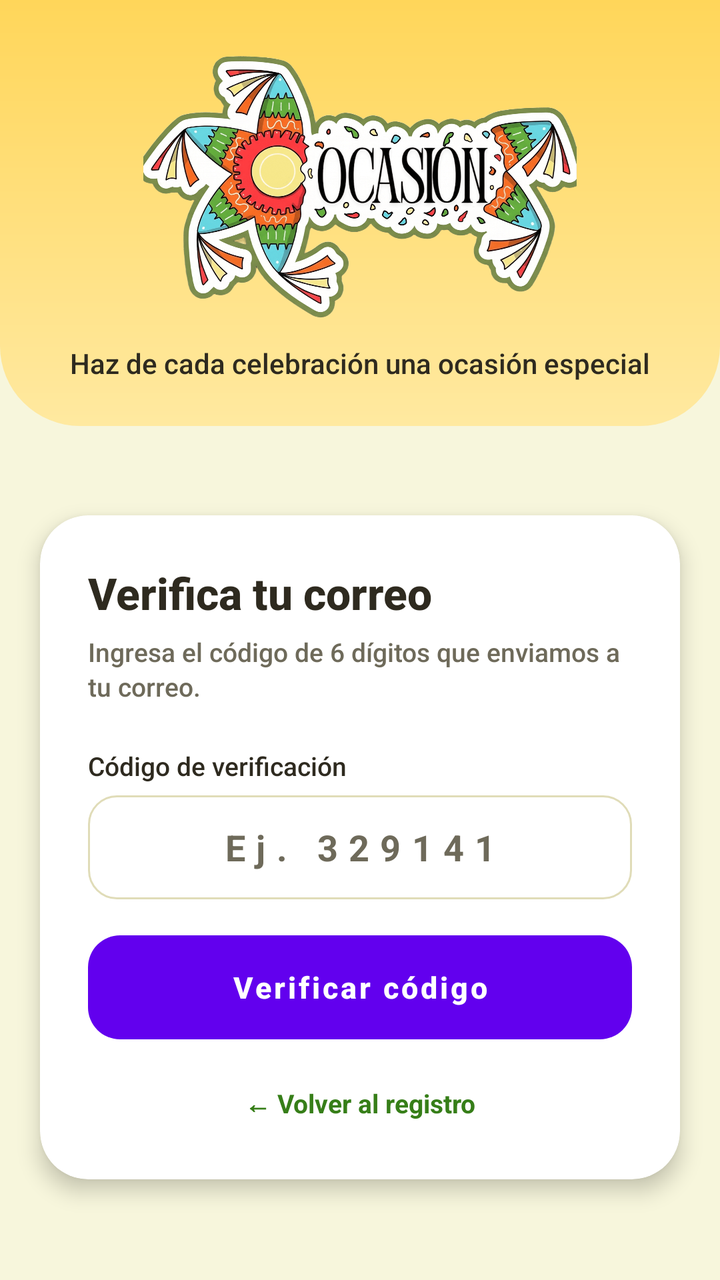
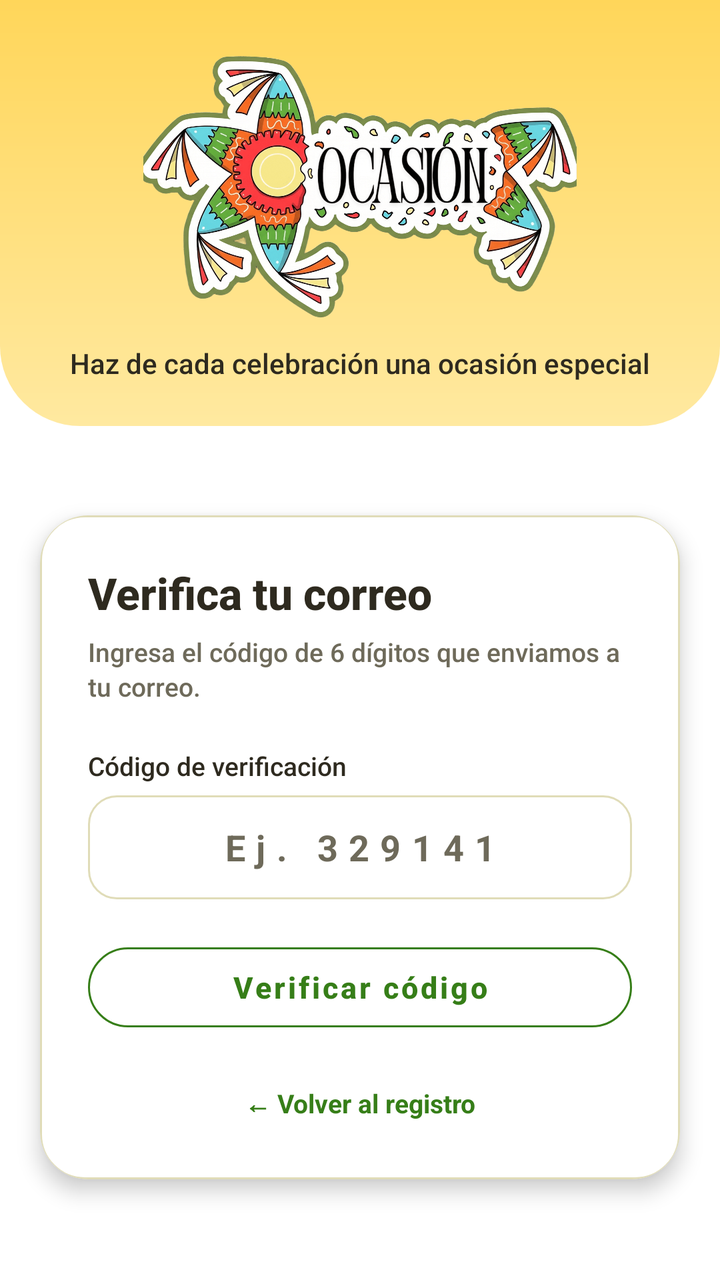

Before-and-after screenshots of an Android layout around one commit, followed by the original layout XML and the change that was made.
<!-- AndroidManifest.xml: application theme Theme.Ocasion_mobil_v2 -->
<!-- res/layout/activity_verify_code.xml -->
<?xml version="1.0" encoding="utf-8"?>
<androidx.core.widget.NestedScrollView
    xmlns:android="http://schemas.android.com/apk/res/android"
    xmlns:app="http://schemas.android.com/apk/res-auto"
    android:layout_width="match_parent"
    android:layout_height="match_parent"
    android:fillViewport="true"
    android:background="@color/bg_general">

    <androidx.constraintlayout.widget.ConstraintLayout
        android:layout_width="match_parent"
        android:layout_height="wrap_content">

        <include
            android:id="@+id/headerAcceso"
            layout="@layout/header_acceso_ocasion"
            android:layout_width="0dp"
            android:layout_height="wrap_content"
            app:layout_constraintTop_toTopOf="parent"
            app:layout_constraintStart_toStartOf="parent"
            app:layout_constraintEnd_toEndOf="parent" />

        

        <androidx.cardview.widget.CardView
            android:id="@+id/cardVerifyCode"
            android:layout_width="0dp"
            android:layout_height="wrap_content"
            android:layout_marginStart="20dp"
            android:layout_marginTop="24dp"
            android:layout_marginEnd="20dp"
            android:layout_marginBottom="30dp"
            app:cardBackgroundColor="@color/blanco"
            app:cardCornerRadius="24dp"
            app:cardElevation="6dp"
            app:layout_constraintTop_toBottomOf="@id/headerAcceso"
            app:layout_constraintStart_toStartOf="parent"
            app:layout_constraintEnd_toEndOf="parent"
            app:layout_constraintBottom_toBottomOf="parent">

            <LinearLayout
                android:layout_width="match_parent"
                android:layout_height="wrap_content"
                android:orientation="vertical"
                android:padding="24dp">

                

                <TextView
                    android:layout_width="wrap_content"
                    android:layout_height="wrap_content"
                    android:text="Verifica tu correo"
                    android:textColor="@color/texto_principal"
                    android:textSize="22sp"
                    android:fontFamily="sans-serif-medium"
                    android:textStyle="bold" />

                <TextView
                    android:id="@+id/tvEmailInfo"
                    android:layout_width="match_parent"
                    android:layout_height="wrap_content"
                    android:layout_marginTop="6dp"
                    android:layout_marginBottom="22dp"
                    android:text="Ingresa el código de 6 dígitos que enviamos a tu correo."
                    android:textColor="@color/texto_secundario"
                    android:textSize="13sp"
                    android:fontFamily="sans-serif-medium"
                    android:lineSpacingExtra="2dp" />

                

                <TextView
                    android:layout_width="wrap_content"
                    android:layout_height="wrap_content"
                    android:layout_marginBottom="6dp"
                    android:text="Código de verificación"
                    android:textColor="@color/texto_principal"
                    android:textSize="13sp"
                    android:fontFamily="sans-serif-medium" />

                <EditText
                    android:id="@+id/etCodigo"
                    android:layout_width="match_parent"
                    android:layout_height="52dp"
                    android:background="@drawable/bg_edittext"
                    android:hint="Ej. 329141"
                    android:inputType="number"
                    android:maxLength="6"
                    android:maxLines="1"
                    android:gravity="center"
                    android:letterSpacing="0.3"
                    android:paddingStart="14dp"
                    android:paddingEnd="14dp"
                    android:textColor="@color/texto_principal"
                    android:textColorHint="@color/texto_secundario"
                    android:textSize="18sp"
                    android:textStyle="bold" />

                

                <TextView
                    android:id="@+id/tvError"
                    android:layout_width="match_parent"
                    android:layout_height="wrap_content"
                    android:layout_marginTop="10dp"
                    android:textColor="@color/rojo_error"
                    android:textSize="12sp"
                    android:fontFamily="sans-serif-medium"
                    android:visibility="gone" />

                

                <Button
                    android:id="@+id/btnVerificar"
                    android:layout_width="match_parent"
                    android:layout_height="52dp"
                    android:layout_marginTop="18dp"
                    android:background="@drawable/bg_button_primary"
                    android:elevation="0dp"
                    android:stateListAnimator="@null"
                    android:text="Verificar código"
                    android:textAllCaps="false"
                    android:textColor="@color/blanco"
                    android:textSize="15sp"
                    android:fontFamily="sans-serif-medium"
                    android:textStyle="bold" />

                <ProgressBar
                    android:id="@+id/progressVerificar"
                    style="?android:attr/progressBarStyleSmall"
                    android:layout_width="wrap_content"
                    android:layout_height="wrap_content"
                    android:layout_gravity="center"
                    android:layout_marginTop="10dp"
                    android:indeterminateTint="@color/naranja_primario"
                    android:visibility="gone" />

                

                <TextView
                    android:id="@+id/tvBackToRegister"
                    android:layout_width="wrap_content"
                    android:layout_height="wrap_content"
                    android:layout_gravity="center"
                    android:layout_marginTop="18dp"
                    android:padding="5dp"
                    android:text="← Volver al registro"
                    android:textColor="@color/verde_primario"
                    android:textSize="13sp"
                    android:fontFamily="sans-serif"
                    android:textStyle="bold" />

            </LinearLayout>

        </androidx.cardview.widget.CardView>

    </androidx.constraintlayout.widget.ConstraintLayout>

</androidx.core.widget.NestedScrollView>
<!-- res/layout/header_acceso_ocasion.xml (included above) -->
<?xml version="1.0" encoding="utf-8"?>
<LinearLayout xmlns:android="http://schemas.android.com/apk/res/android"
    android:layout_width="match_parent"
    android:layout_height="wrap_content"
    android:background="@drawable/bg_header_curve"
    android:gravity="center"
    android:orientation="vertical"
    android:paddingStart="24dp"
    android:paddingTop="24dp"
    android:paddingEnd="24dp"
    android:paddingBottom="22dp">

    <ImageView
        android:id="@+id/imgLogo"
        android:layout_width="match_parent"
        android:layout_height="140dp"
        android:contentDescription="Ocasión"
        android:scaleType="fitCenter"
        android:src="@drawable/logo2" />

    <TextView
        android:id="@+id/tvLemaOcasion"
        android:layout_width="match_parent"
        android:layout_height="wrap_content"
        android:layout_marginTop="8dp"
        android:fontFamily="sans-serif-medium"
        android:gravity="center"
        android:text="Haz de cada celebración una ocasión especial"
        android:textColor="@color/texto_principal"
        android:textSize="14sp" />

</LinearLayout>
<!-- resources referenced by this layout -->
<resources>
  <color name="bg_general">#F7F6DC</color>
  <color name="blanco">#FFFFFF</color>
  <color name="naranja_primario">#F57328</color>
  <color name="rojo_error">#CC3636</color>
  <color name="texto_principal">#2E2A1F</color>
  <color name="texto_secundario">#6E6A5A</color>
  <color name="verde_primario">#367E18</color>
  <!-- drawable bg_button_primary (drawable) -->
  <?xml version="1.0" encoding="utf-8"?>
  <selector xmlns:android="http://schemas.android.com/apk/res/android">
      <item android:state_pressed="true">
          <shape android:shape="rectangle">
              <solid android:color="@color/verde_primario" />
              <corners android:radius="16dp" />
          </shape>
      </item>
      <item>
          <shape android:shape="rectangle">
              <solid android:color="@color/naranja_primario" />
              <corners android:radius="16dp" />
          </shape>
      </item>
  </selector>
  <!-- drawable bg_edittext (drawable) -->
  <?xml version="1.0" encoding="utf-8"?>
  <shape xmlns:android="http://schemas.android.com/apk/res/android"
      android:shape="rectangle">
  
      <solid android:color="@color/blanco" />
      <stroke
          android:width="1dp"
          android:color="@color/borde_input" />
      <corners android:radius="14dp" />
      <padding
          android:left="16dp"
          android:top="12dp"
          android:right="16dp"
          android:bottom="12dp" />
  </shape>
  <!-- drawable bg_header_curve (drawable) -->
  <?xml version="1.0" encoding="utf-8"?>
  <shape xmlns:android="http://schemas.android.com/apk/res/android"
      android:shape="rectangle">
      <gradient
          android:startColor="@color/header_footer_dark"
          android:endColor="@color/header_footer_light"
          android:angle="270" />
      <corners
          android:bottomLeftRadius="40dp"
          android:bottomRightRadius="40dp" />
  </shape>
  <!-- drawable logo2: png bitmap (drawable, 947138 bytes) -->
  <style name="Theme.Ocasion_mobil_v2" parent="Theme.MaterialComponents.Light.NoActionBar" />
  <color name="borde_input">#E0DCB8</color>
  <color name="header_footer_dark">#FFD65A</color>
  <color name="header_footer_light">#FFE9A0</color>
</resources>

<!-- the commit's change to res/layout/activity_verify_code.xml (unified diff, before → after) -->
@@ -42,7 +42,8 @@
                 android:layout_width="match_parent"
                 android:layout_height="wrap_content"
                 android:orientation="vertical"
-                android:padding="24dp">
+                android:padding="24dp"
+                android:background="@drawable/bg_owner_card">
 
                 
 
@@ -110,17 +111,17 @@
 
                 
 
-                <Button
+                <com.google.android.material.button.MaterialButton
                     android:id="@+id/btnVerificar"
                     android:layout_width="match_parent"
                     android:layout_height="52dp"
                     android:layout_marginTop="18dp"
-                    android:background="@drawable/bg_button_primary"
+                    style="@style/BotonOcasionSecundario"
                     android:elevation="0dp"
                     android:stateListAnimator="@null"
                     android:text="Verificar código"
                     android:textAllCaps="false"
-                    android:textColor="@color/blanco"
+
                     android:textSize="15sp"
                     android:fontFamily="sans-serif-medium"
                     android:textStyle="bold" />
<!-- resource entries referenced after the edit -->
@@ -1,28 +1,12 @@
 <!-- resources referenced by this layout -->
 <resources>
-  <color name="bg_general">#F7F6DC</color>
+  <color name="bg_general">#FFFFFF</color>
   <color name="blanco">#FFFFFF</color>
   <color name="naranja_primario">#F57328</color>
   <color name="rojo_error">#CC3636</color>
   <color name="texto_principal">#2E2A1F</color>
   <color name="texto_secundario">#6E6A5A</color>
   <color name="verde_primario">#367E18</color>
-  <!-- drawable bg_button_primary (drawable) -->
-  <?xml version="1.0" encoding="utf-8"?>
-  <selector xmlns:android="http://schemas.android.com/apk/res/android">
-      <item android:state_pressed="true">
-          <shape android:shape="rectangle">
-              <solid android:color="@color/verde_primario" />
-              <corners android:radius="16dp" />
-          </shape>
-      </item>
-      <item>
-          <shape android:shape="rectangle">
-              <solid android:color="@color/naranja_primario" />
-              <corners android:radius="16dp" />
-          </shape>
-      </item>
-  </selector>
   <!-- drawable bg_edittext (drawable) -->
   <?xml version="1.0" encoding="utf-8"?>
   <shape xmlns:android="http://schemas.android.com/apk/res/android"
@@ -51,7 +35,30 @@
           android:bottomLeftRadius="40dp"
           android:bottomRightRadius="40dp" />
   </shape>
+  <!-- drawable bg_owner_card (drawable) -->
+  <?xml version="1.0" encoding="utf-8"?>
+  <shape xmlns:android="http://schemas.android.com/apk/res/android"
+      android:shape="rectangle">
+  
+      <solid android:color="@color/blanco" />
+  
+      <corners android:radius="22dp" />
+  
+      <stroke
+          android:width="1dp"
+          android:color="@color/borde_input" />
+  
+  </shape>
   <!-- drawable logo2: png bitmap (drawable, 947138 bytes) -->
+  <style name="BotonOcasionSecundario" parent="Widget.MaterialComponents.Button.OutlinedButton">
+          <item name="backgroundTint">@color/blanco</item>
+          <item name="strokeColor">@color/verde_primario</item>
+          <item name="strokeWidth">1dp</item>
+          <item name="android:textColor">@color/verde_primario</item>
+          <item name="android:textAllCaps">false</item>
+          <item name="android:minHeight">48dp</item>
+          <item name="cornerRadius">22dp</item>
+      </style>
   <style name="Theme.Ocasion_mobil_v2" parent="Theme.MaterialComponents.Light.NoActionBar" />
   <color name="borde_input">#E0DCB8</color>
   <color name="header_footer_dark">#FFD65A</color>
